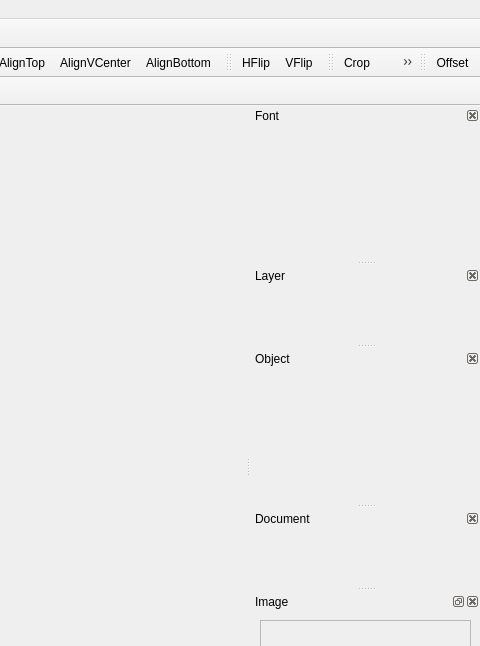
First picture: the form in src/windows/mainwindow.ui, repository flux3dp/swiftray, before the edit; both pictures show x 770 to 1250 and y 0 to 646 of the 1250 by 825 pixel window.
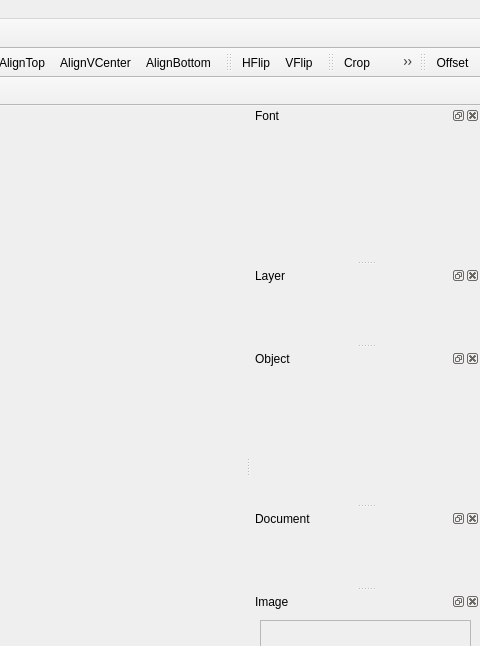
Second picture: the form after the edit. Icons and pictures are not drawn. Custom widgets are drawn as their Qt base class.

Commit message: Update classic & essential UI

Diff of the .ui file:
```diff
--- a/src/windows/mainwindow.ui
+++ b/src/windows/mainwindow.ui
@@ -98,7 +98,7 @@
    </property>
    <property name="minimumSize">
     <size>
-     <width>44</width>
+     <width>62</width>
      <height>38</height>
     </size>
    </property>
@@ -112,7 +112,7 @@
     <bool>false</bool>
    </property>
    <property name="features">
-    <set>QDockWidget::DockWidgetClosable|QDockWidget::DockWidgetMovable</set>
+    <set>QDockWidget::DockWidgetClosable|QDockWidget::DockWidgetFloatable|QDockWidget::DockWidgetMovable</set>
    </property>
    <property name="allowedAreas">
     <set>Qt::AllDockWidgetAreas</set>
@@ -157,7 +157,7 @@
     </sizepolicy>
    </property>
    <property name="features">
-    <set>QDockWidget::DockWidgetClosable|QDockWidget::DockWidgetMovable</set>
+    <set>QDockWidget::DockWidgetClosable|QDockWidget::DockWidgetFloatable|QDockWidget::DockWidgetMovable</set>
    </property>
    <property name="windowTitle">
     <string>Layer</string>
@@ -205,7 +205,7 @@
     </size>
    </property>
    <property name="features">
-    <set>QDockWidget::DockWidgetClosable|QDockWidget::DockWidgetMovable</set>
+    <set>QDockWidget::DockWidgetClosable|QDockWidget::DockWidgetFloatable|QDockWidget::DockWidgetMovable</set>
    </property>
    <property name="windowTitle">
     <string>Object</string>
@@ -267,7 +267,7 @@
     <bool>false</bool>
    </property>
    <property name="features">
-    <set>QDockWidget::DockWidgetClosable|QDockWidget::DockWidgetMovable</set>
+    <set>QDockWidget::DockWidgetClosable|QDockWidget::DockWidgetFloatable|QDockWidget::DockWidgetMovable</set>
    </property>
    <property name="windowTitle">
     <string>Document</string>
```
The commit also changes 2 other files.
